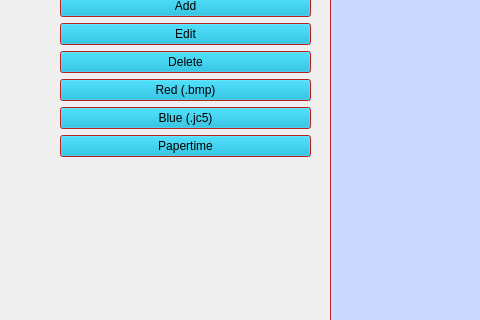
Before: the Qt Designer form MainWindow.ui in OHovey/LugguageStrapper---2.0, drawn with Qt 5; both pictures show x 0 to 480 and y 85 to 405 of the 931 by 713 pixel window.
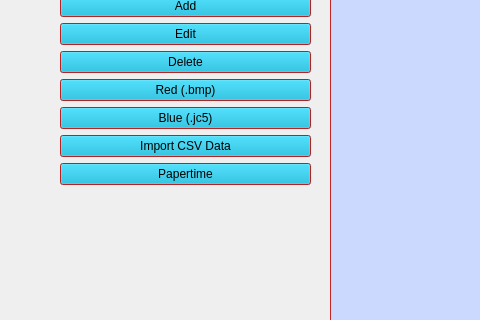
After: the same form once the commit is applied.

```diff
--- a/MainWindow.ui
+++ b/MainWindow.ui
@@ -292,6 +292,13 @@
              </property>
             </widget>
            </item>
+           <item>
+            <widget class="QPushButton" name="csv_button">
+             <property name="text">
+              <string>Import CSV Data</string>
+             </property>
+            </widget>
+           </item>
            <item>
             <widget class="QPushButton" name="papertime_button">
              <property name="text">
```
